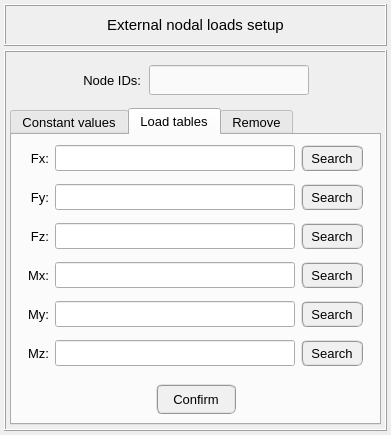
This is pulse/interface/data/ui_files/model/setup/structural/external_nodal_loads_input.ui in open-pulse/OpenPulse as Qt 5 draws it before an edit. The edited form follows.
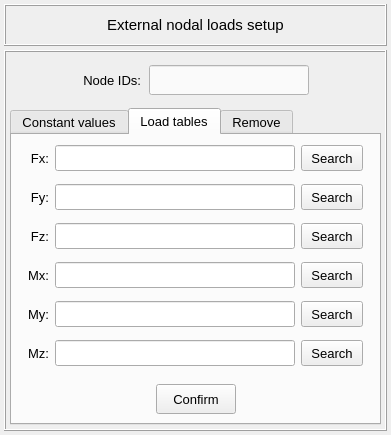
This is the edited form. The open tabs and pages were chosen to show the change. Icons and pictures are not drawn.

Diff of the .ui file:
```diff
--- a/pulse/interface/data/ui_files/model/setup/structural/external_nodal_loads_input.ui
+++ b/pulse/interface/data/ui_files/model/setup/structural/external_nodal_loads_input.ui
@@ -1119,10 +1119,7 @@
                 </font>
                </property>
                <property name="styleSheet">
-                <string notr="true">QPushButton{border-radius: 6px; border-color: rgb(150, 150, 150); border-style: ridge; border-width: 2px; color: rgb(0, 0, 0); background-color: rgb(240, 240, 240)}
-QPushButton:hover{border-radius: 6px; border-color: rgb(0, 170, 255); border-style: ridge; border-width: 2px; color: rgb(0, 0, 0); background-color: rgba(174, 213, 255, 100)}
-QPushButton:pressed{border-radius: 6px; border-color: rgb(0, 170, 255); border-style: ridge; border-width: 2px; color: rgb(0, 0, 0); background-color: rgb(174, 213, 255)}
-QPushButton:disabled{border-radius: 6px; border-color: rgb(150, 150, 150); border-style: ridge; border-width: 0px; color: rgb(150,150, 150); background-color: rgb(220, 220, 220)}</string>
+                <string notr="true"/>
                </property>
                <property name="text">
                 <string>Confirm</string>
@@ -1266,10 +1263,7 @@
                 </font>
                </property>
                <property name="styleSheet">
-                <string notr="true">QPushButton{border-radius: 6px; border-color: rgb(150, 150, 150); border-style: ridge; border-width: 2px; color: rgb(0, 0, 0); background-color: rgb(240, 240, 240)}
-QPushButton:hover{border-radius: 6px; border-color: rgb(0, 170, 255); border-style: ridge; border-width: 2px; color: rgb(0, 0, 0); background-color: rgba(174, 213, 255, 100)}
-QPushButton:pressed{border-radius: 6px; border-color: rgb(0, 170, 255); border-style: ridge; border-width: 2px; color: rgb(0, 0, 0); background-color: rgb(174, 213, 255)}
-QPushButton:disabled{border-radius: 6px; border-color: rgb(150, 150, 150); border-style: ridge; border-width: 0px; color: rgb(150,150, 150); background-color: rgb(220, 220, 220)}</string>
+                <string notr="true"/>
                </property>
                <property name="text">
                 <string>Search</string>
@@ -1327,10 +1321,7 @@
                 </font>
                </property>
                <property name="styleSheet">
-                <string notr="true">QPushButton{border-radius: 6px; border-color: rgb(150, 150, 150); border-style: ridge; border-width: 2px; color: rgb(0, 0, 0); background-color: rgb(240, 240, 240)}
-QPushButton:hover{border-radius: 6px; border-color: rgb(0, 170, 255); border-style: ridge; border-width: 2px; color: rgb(0, 0, 0); background-color: rgba(174, 213, 255, 100)}
-QPushButton:pressed{border-radius: 6px; border-color: rgb(0, 170, 255); border-style: ridge; border-width: 2px; color: rgb(0, 0, 0); background-color: rgb(174, 213, 255)}
-QPushButton:disabled{border-radius: 6px; border-color: rgb(150, 150, 150); border-style: ridge; border-width: 0px; color: rgb(150,150, 150); background-color: rgb(220, 220, 220)}</string>
+                <string notr="true"/>
                </property>
                <property name="text">
                 <string>Search</string>
@@ -1440,10 +1431,7 @@
                 </font>
                </property>
                <property name="styleSheet">
-                <string notr="true">QPushButton{border-radius: 6px; border-color: rgb(150, 150, 150); border-style: ridge; border-width: 2px; color: rgb(0, 0, 0); background-color: rgb(240, 240, 240)}
-QPushButton:hover{border-radius: 6px; border-color: rgb(0, 170, 255); border-style: ridge; border-width: 2px; color: rgb(0, 0, 0); background-color: rgba(174, 213, 255, 100)}
-QPushButton:pressed{border-radius: 6px; border-color: rgb(0, 170, 255); border-style: ridge; border-width: 2px; color: rgb(0, 0, 0); background-color: rgb(174, 213, 255)}
-QPushButton:disabled{border-radius: 6px; border-color: rgb(150, 150, 150); border-style: ridge; border-width: 0px; color: rgb(150,150, 150); background-color: rgb(220, 220, 220)}</string>
+                <string notr="true"/>
                </property>
                <property name="text">
                 <string>Search</string>
@@ -1479,10 +1467,7 @@
                 </font>
                </property>
                <property name="styleSheet">
-                <string notr="true">QPushButton{border-radius: 6px; border-color: rgb(150, 150, 150); border-style: ridge; border-width: 2px; color: rgb(0, 0, 0); background-color: rgb(240, 240, 240)}
-QPushButton:hover{border-radius: 6px; border-color: rgb(0, 170, 255); border-style: ridge; border-width: 2px; color: rgb(0, 0, 0); background-color: rgba(174, 213, 255, 100)}
-QPushButton:pressed{border-radius: 6px; border-color: rgb(0, 170, 255); border-style: ridge; border-width: 2px; color: rgb(0, 0, 0); background-color: rgb(174, 213, 255)}
-QPushButton:disabled{border-radius: 6px; border-color: rgb(150, 150, 150); border-style: ridge; border-width: 0px; color: rgb(150,150, 150); background-color: rgb(220, 220, 220)}</string>
+                <string notr="true"/>
                </property>
                <property name="text">
                 <string>Search</string>
@@ -1600,10 +1585,7 @@
                 </font>
                </property>
                <property name="styleSheet">
-                <string notr="true">QPushButton{border-radius: 6px; border-color: rgb(150, 150, 150); border-style: ridge; border-width: 2px; color: rgb(0, 0, 0); background-color: rgb(240, 240, 240)}
-QPushButton:hover{border-radius: 6px; border-color: rgb(0, 170, 255); border-style: ridge; border-width: 2px; color: rgb(0, 0, 0); background-color: rgba(174, 213, 255, 100)}
-QPushButton:pressed{border-radius: 6px; border-color: rgb(0, 170, 255); border-style: ridge; border-width: 2px; color: rgb(0, 0, 0); background-color: rgb(174, 213, 255)}
-QPushButton:disabled{border-radius: 6px; border-color: rgb(150, 150, 150); border-style: ridge; border-width: 0px; color: rgb(150,150, 150); background-color: rgb(220, 220, 220)}</string>
+                <string notr="true"/>
                </property>
                <property name="text">
                 <string>Search</string>
@@ -1639,10 +1621,7 @@
                 </font>
                </property>
                <property name="styleSheet">
-                <string notr="true">QPushButton{border-radius: 6px; border-color: rgb(150, 150, 150); border-style: ridge; border-width: 2px; color: rgb(0, 0, 0); background-color: rgb(240, 240, 240)}
-QPushButton:hover{border-radius: 6px; border-color: rgb(0, 170, 255); border-style: ridge; border-width: 2px; color: rgb(0, 0, 0); background-color: rgba(174, 213, 255, 100)}
-QPushButton:pressed{border-radius: 6px; border-color: rgb(0, 170, 255); border-style: ridge; border-width: 2px; color: rgb(0, 0, 0); background-color: rgb(174, 213, 255)}
-QPushButton:disabled{border-radius: 6px; border-color: rgb(150, 150, 150); border-style: ridge; border-width: 0px; color: rgb(150,150, 150); background-color: rgb(220, 220, 220)}</string>
+                <string notr="true"/>
                </property>
                <property name="text">
                 <string>Search</string>
```
Left out of the diff: 15 changed lines with no effect on the pictures.
